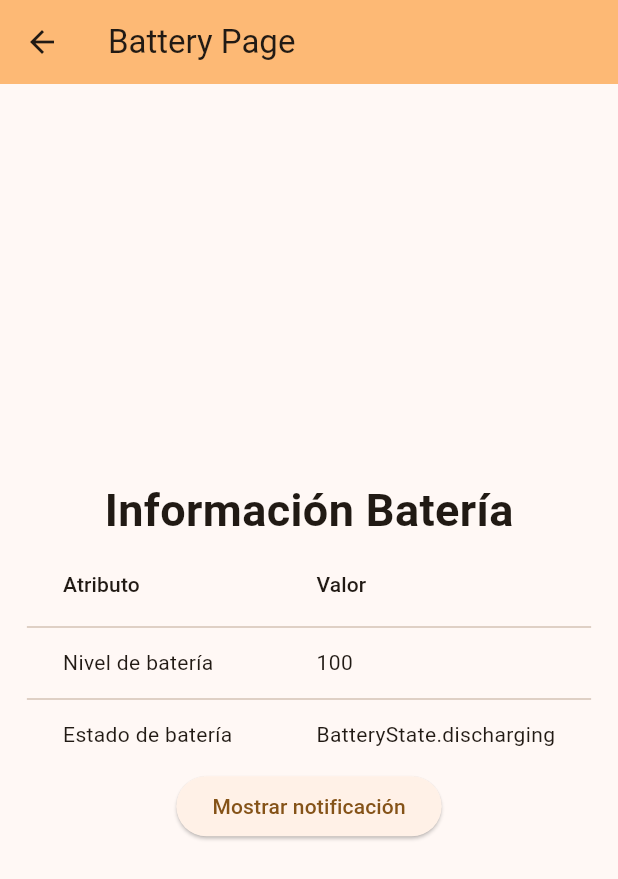
After one commit to figonzal1/ryc_flutter, a Flutter app: the screen it shows after launch, after a tap on "Información de batería", on a phone screen of 412 x 824 dp. The commit adds this screen. Shown: the top 879 px of the screen. Run offline on Flutter 3.47's test engine with Material 3 defaults, Android fonts, the phone set to English and light mode, and no system bars; our stand-ins replace battery_plus, google_maps_flutter, location, logger, permission_handler, shared_preferences and 2 more; missing offline and left inert: android_intent_plus, external_app_launcher.

Commit message:
implementacion batería
Signed-off-by: figonzal1 <felipe.gonzalezalarcon94@gmail.com>

```diff
--- /dev/null
+++ b/lib/battery/BatteryPage.dart
@@ -0,0 +1,108 @@
+import 'dart:async';
+
+import 'package:battery_plus/battery_plus.dart';
+import 'package:flutter/material.dart';
+import 'package:logger/logger.dart';
+import 'package:ryc_flutter/battery/BatteryStateDisplay.dart';
+
+var logger = Logger();
+
+class BatteryPage extends StatefulWidget {
+  const BatteryPage({super.key, required this.title});
+
+  // This widget is the home page of your application. It is stateful, meaning
+  // that it has a State object (defined below) that contains fields that affect
+  // how it looks.
+
+  // This class is the configuration for the state. It holds the values (in this
+  // case the title) provided by the parent (in this case the App widget) and
+  // used by the build method of the State. Fields in a Widget subclass are
+  // always marked "final".
+
+  final String title;
+
+  @override
+  State<BatteryPage> createState() => _BatteryPageState();
+}
+
+class _BatteryPageState extends State<BatteryPage> {
+  var battery = Battery();
+
+  Future<int> getBatteryLevel() async {
+    return await battery.batteryLevel;
+  }
+
+  Future<bool> isBatterySaver() async {
+    return await battery.isInBatterySaveMode;
+  }
+
+  @override
+  Widget build(BuildContext context) {
+    return Scaffold(
+      appBar: AppBar(
+        backgroundColor: Theme.of(context).colorScheme.inversePrimary,
+        title: Text(widget.title),
+      ),
+      body: Center(
+        child: Column(
+          mainAxisAlignment: MainAxisAlignment.center,
+          children: [
+            const Text(
+              "Información Batería",
+              style: TextStyle(fontSize: 30, fontWeight: FontWeight.bold),
+            ),
+            FutureBuilder<List<dynamic>>(
+              future: Future.wait([getBatteryLevel()]),
+              builder: (BuildContext context,
+                  AsyncSnapshot<List<dynamic>> snapshot) {
+                if (snapshot.connectionState == ConnectionState.waiting) {
+                  return const CircularProgressIndicator();
+                } else {
+                  if (snapshot.hasError) {
+                    return Text('Error: ${snapshot.error}%');
+                  } else {
+                    return DataTable(
+                      columns: const <DataColumn>[
+                        DataColumn(
+                          label: Text(
+                            'Atributo',
+                          ),
+                        ),
+                        DataColumn(
+                          label: Text(
+                            'Valor',
+                          ),
+                        ),
+                      ],
+                      rows: <DataRow>[
+                        DataRow(
+                          cells: <DataCell>[
+                            const DataCell(Text('Nivel de batería')),
+                            DataCell(Text('${snapshot.data?[0]}')),
+                          ],
+                        ),
+                        const DataRow(
+                          cells: <DataCell>[
+                            DataCell(Text('Estado de batería')),
+                            DataCell(BatteryStateDisplay()),
+                          ],
+                        ),
+                        // Puedes agregar más filas aquí...
+                      ],
+                    );
+                  }
+                }
+              },
+            ),
+            ElevatedButton(
+              onPressed: () async {
+                logger.d("Button pressed");
+              },
+              child: Text('Mostrar notificación'),
+            ),
+          ],
+        ),
+      ),
+    );
+  }
+}
--- /dev/null
+++ b/lib/battery/BatteryStateDisplay.dart
@@ -0,0 +1,39 @@
+import 'dart:async';
+
+import 'package:battery_plus/battery_plus.dart';
+import 'package:flutter/material.dart';
+
+class BatteryStateDisplay extends StatefulWidget {
+  const BatteryStateDisplay({super.key});
+
+  @override
+  State<BatteryStateDisplay> createState() => _BatteryStateDisplayState();
+}
+
+class _BatteryStateDisplayState extends State<BatteryStateDisplay> {
+  var battery = Battery();
+  BatteryState _batteryState = BatteryState.unknown;
+  late StreamSubscription<BatteryState> _batteryStateSubscription;
+
+  @override
+  void initState() {
+    super.initState();
+    _batteryStateSubscription =
+        battery.onBatteryStateChanged.listen((BatteryState state) {
+      setState(() {
+        _batteryState = state;
+      });
+    });
+  }
+
+  @override
+  void dispose() {
+    super.dispose();
+    _batteryStateSubscription.cancel();
+  }
+
+  @override
+  Widget build(BuildContext context) {
+    return Text(_batteryState.toString());
+  }
+}
--- a/lib/main.dart
+++ b/lib/main.dart
@@ -1,4 +1,5 @@
 import 'package:flutter/material.dart';
+import 'package:ryc_flutter/battery/BatteryPage.dart';
 import 'package:ryc_flutter/gmaps/MapsPage.dart';
 import 'package:ryc_flutter/gps/GpsPage.dart';
 import 'package:ryc_flutter/intents/IntentsPage.dart';
@@ -177,6 +178,19 @@ class ListPage extends StatelessWidget {
                         const SharedPrefPage(title: "SharedPref Page")),
               );
             },
+          ),
+          ListTile(
+            title: const Text("Información de batería"),
+            subtitle:
+                const Text("Ejemplo de consumo de información de batería"),
+            onTap: () {
+              Navigator.push(
+                context,
+                MaterialPageRoute(
+                    builder: (context) =>
+                        const BatteryPage(title: "Battery Page")),
+              );
+            },
           )
         ],
       ),
--- a/pubspec.yaml
+++ b/pubspec.yaml
@@ -45,6 +45,7 @@ dependencies:
   external_app_launcher: ^4.0.0
   android_intent_plus: ^5.0.2
   shared_preferences: ^2.2.3
+  battery_plus: ^6.0.1
 
 dev_dependencies:
   flutter_test:
```
Also changed, not shown: pubspec.lock, 3 other files.
